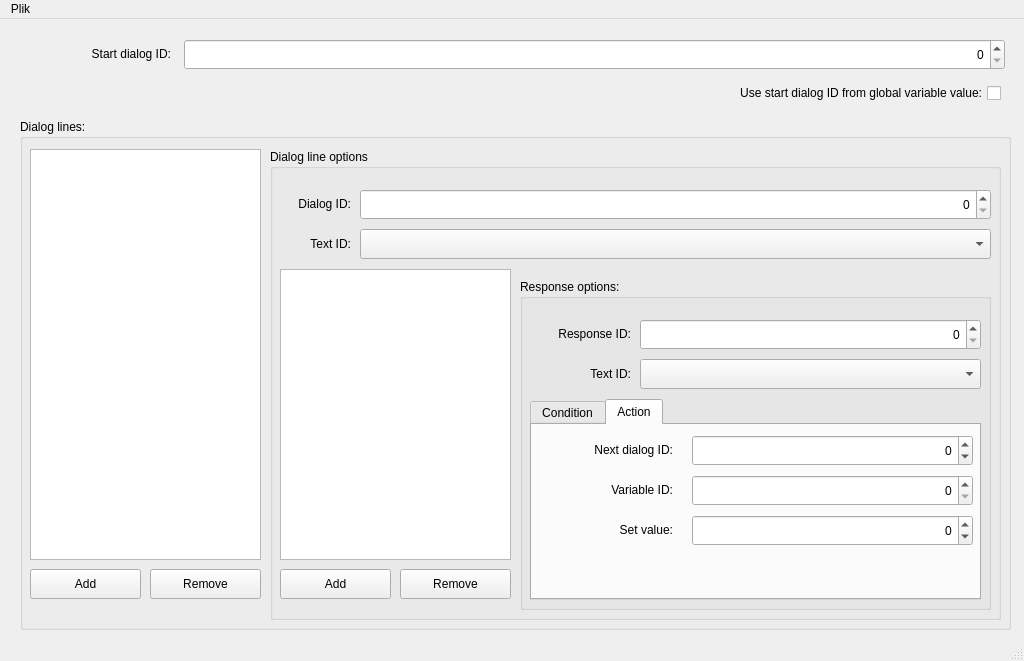
JakimPL/Roguelike, file forms/dialogeditor.ui: the form before one commit.
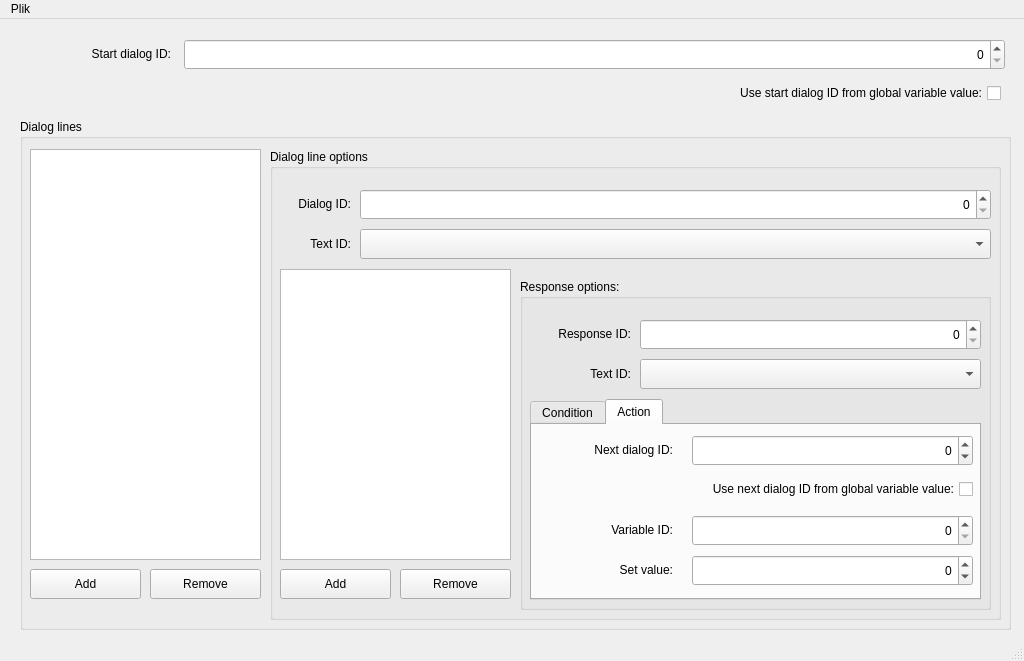
The form after the commit. The open tabs and pages were chosen to show the change.

Commit message: Redesigned: dialogs

Diff of the .ui file:
```diff
--- a/forms/dialogeditor.ui
+++ b/forms/dialogeditor.ui
@@ -56,7 +56,7 @@
      </rect>
     </property>
     <property name="title">
-     <string>Dialog lines:</string>
+     <string>Dialog lines</string>
     </property>
     <widget class="QListWidget" name="dialogLinesList">
      <property name="geometry">
@@ -419,7 +419,7 @@
          <property name="geometry">
           <rect>
            <x>40</x>
-           <y>50</y>
+           <y>90</y>
            <width>101</width>
            <height>30</height>
           </rect>
@@ -435,7 +435,7 @@
          <property name="geometry">
           <rect>
            <x>160</x>
-           <y>50</y>
+           <y>90</y>
            <width>281</width>
            <height>31</height>
           </rect>
@@ -457,7 +457,7 @@
          <property name="geometry">
           <rect>
            <x>40</x>
-           <y>90</y>
+           <y>130</y>
            <width>101</width>
            <height>30</height>
           </rect>
@@ -473,7 +473,7 @@
          <property name="geometry">
           <rect>
            <x>160</x>
-           <y>90</y>
+           <y>130</y>
            <width>281</width>
            <height>31</height>
           </rect>
@@ -491,6 +491,22 @@
           <number>0</number>
          </property>
         </widget>
+        <widget class="QCheckBox" name="nextDialogFromGVBox">
+         <property name="geometry">
+          <rect>
+           <x>90</x>
+           <y>50</y>
+           <width>351</width>
+           <height>28</height>
+          </rect>
+         </property>
+         <property name="layoutDirection">
+          <enum>Qt::RightToLeft</enum>
+         </property>
+         <property name="text">
+          <string>Use next dialog ID from global variable value:</string>
+         </property>
+        </widget>
        </widget>
       </widget>
      </widget>
```
Left out of the diff: 1 changed line with no effect on the pictures. The commit also changes 6 other files.
